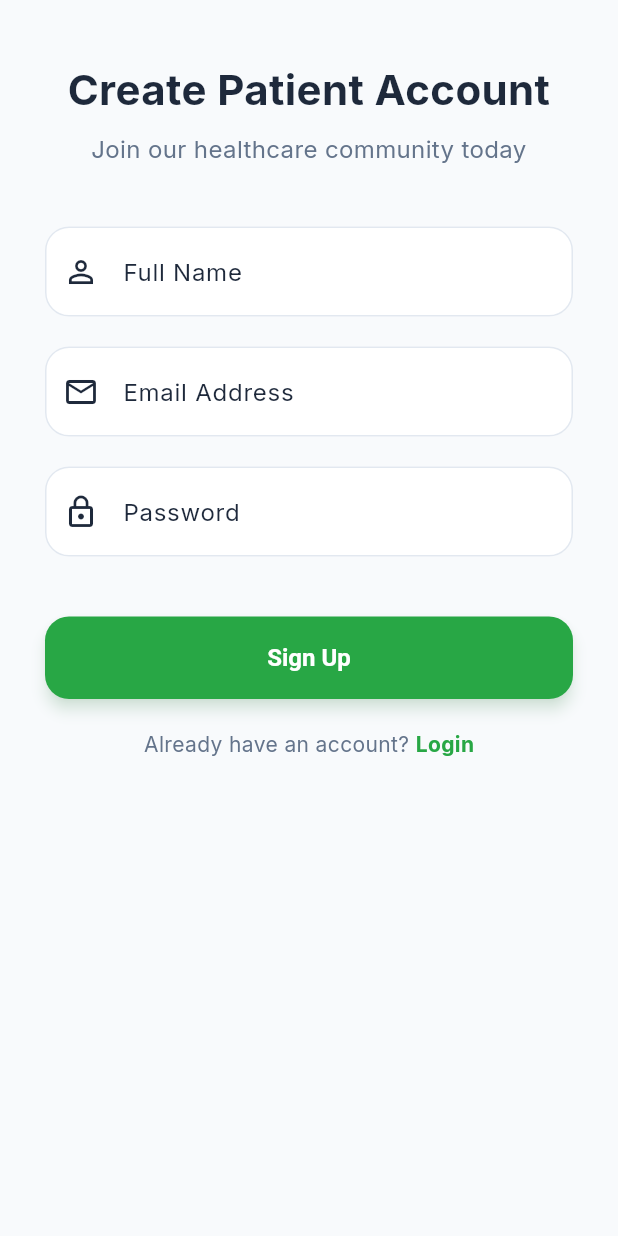
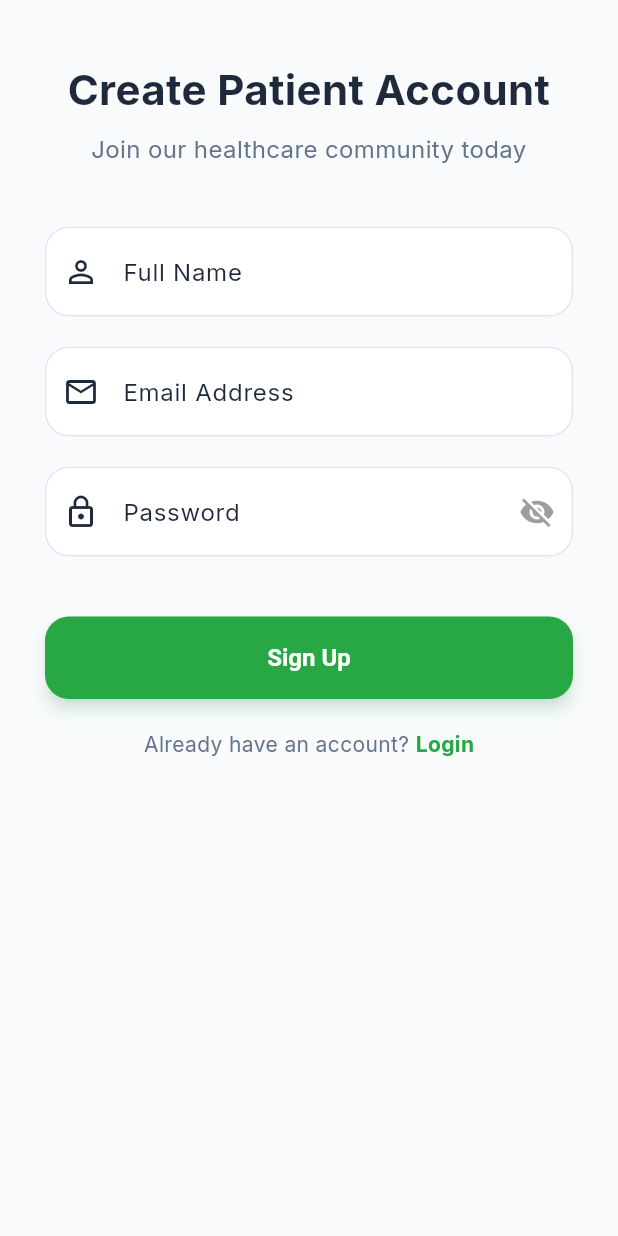
Before and after one commit to Ranjith-kumar27/consultation-service, a Flutter app: the screen it shows after launch, after a tap on "Login", after a tap on "Register Here", on a phone screen of 412 x 824 dp. Run offline on Flutter 3.47's test engine with Material 3 defaults, Android fonts, the phone set to English and light mode, and no system bars; our stand-ins replace cloud_firestore, dartz, equatable, firebase_auth, firebase_core, firebase_messaging and 7 more; missing offline and left inert: agora_rtc_engine; accounts and stored records are empty.

Commit message:
fix booking/chat/call issues, add splash screen and password toggle

```diff
--- a/lib/core/constants/app_constants.dart
+++ b/lib/core/constants/app_constants.dart
@@ -1,6 +1,5 @@
 class AppConstants {
-  static const String agoraAppId =
-      "YOUR_AGORA_APP_ID"; // Replace with your actual App ID
+  static const String agoraAppId = "07b1a1ea49e8415a80ae05519229b6ca";
 
   // You can add other constants here like:
   // static const String firebaseApiKey = "...";
--- a/lib/core/network/app_router.dart
+++ b/lib/core/network/app_router.dart
@@ -1,4 +1,5 @@
 import 'package:go_router/go_router.dart';
+import '../../features/auth/presentation/pages/splash_page.dart';
 import '../../features/auth/presentation/pages/login_page.dart';
 import '../../features/auth/presentation/pages/register_patient_page.dart';
 import '../../features/auth/presentation/pages/register_doctor_page.dart';
@@ -17,8 +18,9 @@ import '../../features/call/presentation/pages/call_page.dart';
 class AppRouter {
   static final router = GoRouter(
     initialLocation:
-        '/login', // Will change to splash screen or check auth state
+        '/splash', // Will change to splash screen or check auth state
     routes: [
+      GoRoute(path: '/splash', builder: (context, state) => const SplashPage()),
       GoRoute(path: '/login', builder: (context, state) => const LoginPage()),
       GoRoute(
         path: '/register-patient',
--- a/lib/features/auth/presentation/pages/login_page.dart
+++ b/lib/features/auth/presentation/pages/login_page.dart
@@ -71,18 +71,11 @@ class _LoginPageState extends State<LoginPage> {
                 child: Column(
                   crossAxisAlignment: CrossAxisAlignment.stretch,
                   children: [
-                    const SizedBox(height: 20),
-                    Center(
-                      child: Lottie.asset(
-                        'assets/icons/heartbeat.json',
-                        // height: 200,
-                      ),
-                    ),
-                    const SizedBox(height: 10),
+                    const SizedBox(height: 140),
                     Center(
                       child: Lottie.asset(
                         'assets/icons/welcome.json',
-                        height: 60,
+                        height: 80,
                       ),
                     ),
                     const SizedBox(height: 16),
--- /dev/null
+++ b/lib/features/auth/presentation/pages/splash_page.dart
@@ -0,0 +1,57 @@
+import 'package:flutter/material.dart';
+import 'package:go_router/go_router.dart';
+import 'package:lottie/lottie.dart';
+
+class SplashPage extends StatefulWidget {
+  const SplashPage({super.key});
+
+  @override
+  State<SplashPage> createState() => _SplashPageState();
+}
+
+class _SplashPageState extends State<SplashPage> {
+  @override
+  void initState() {
+    super.initState();
+    _navigateToLogin();
+  }
+
+  void _navigateToLogin() async {
+    await Future.delayed(const Duration(seconds: 5));
+    if (mounted) {
+      context.go('/login');
+    }
+  }
+
+  @override
+  Widget build(BuildContext context) {
+    return Scaffold(
+      backgroundColor: Colors.white,
+      body: Center(
+        child: Column(
+          mainAxisAlignment: MainAxisAlignment.center,
+          children: [
+            Lottie.asset('assets/icons/heartbeat.json', width: 250),
+            const SizedBox(height: 20),
+            Text(
+              "Doctor",
+              style: Theme.of(context).textTheme.headlineSmall?.copyWith(
+                fontWeight: FontWeight.w700,
+                color: Colors.black54,
+              ),
+            ),
+            const SizedBox(height: 4),
+            Text(
+              "Consultation Service",
+              textAlign: TextAlign.center,
+              style: Theme.of(context).textTheme.headlineMedium?.copyWith(
+                fontWeight: FontWeight.bold,
+                color: Theme.of(context).primaryColor,
+              ),
+            ),
+          ],
+        ),
+      ),
+    );
+  }
+}
--- a/lib/features/auth/presentation/widgets/custom_text_field.dart
+++ b/lib/features/auth/presentation/widgets/custom_text_field.dart
@@ -1,6 +1,6 @@
 import 'package:flutter/material.dart';
 
-class CustomTextField extends StatelessWidget {
+class CustomTextField extends StatefulWidget {
   final TextEditingController controller;
   final String labelText;
   final bool obscureText;
@@ -19,13 +19,42 @@ class CustomTextField extends StatelessWidget {
   });
 
   @override
+  State<CustomTextField> createState() => _CustomTextFieldState();
+}
+
+class _CustomTextFieldState extends State<CustomTextField> {
+  late bool _obscureText;
+
+  @override
+  void initState() {
+    super.initState();
+    _obscureText = widget.obscureText;
+  }
+
+  @override
   Widget build(BuildContext context) {
     return TextFormField(
-      controller: controller,
-      obscureText: obscureText,
-      keyboardType: keyboardType,
-      validator: validator,
-      decoration: InputDecoration(labelText: labelText, prefixIcon: prefixIcon),
+      controller: widget.controller,
+      obscureText: _obscureText,
+      keyboardType: widget.keyboardType,
+      validator: widget.validator,
+      decoration: InputDecoration(
+        labelText: widget.labelText,
+        prefixIcon: widget.prefixIcon,
+        suffixIcon: widget.obscureText
+            ? IconButton(
+                icon: Icon(
+                  _obscureText ? Icons.visibility_off : Icons.visibility,
+                  color: Colors.grey,
+                ),
+                onPressed: () {
+                  setState(() {
+                    _obscureText = !_obscureText;
+                  });
+                },
+              )
+            : null,
+      ),
     );
   }
 }
```
Also changed, not shown: lib/features/call/presentation/pages/call_page.dart (+17 -0 lines), lib/features/patient/presentation/pages/doctor_profile_page.dart (+57 -13 lines), 1 other file.
